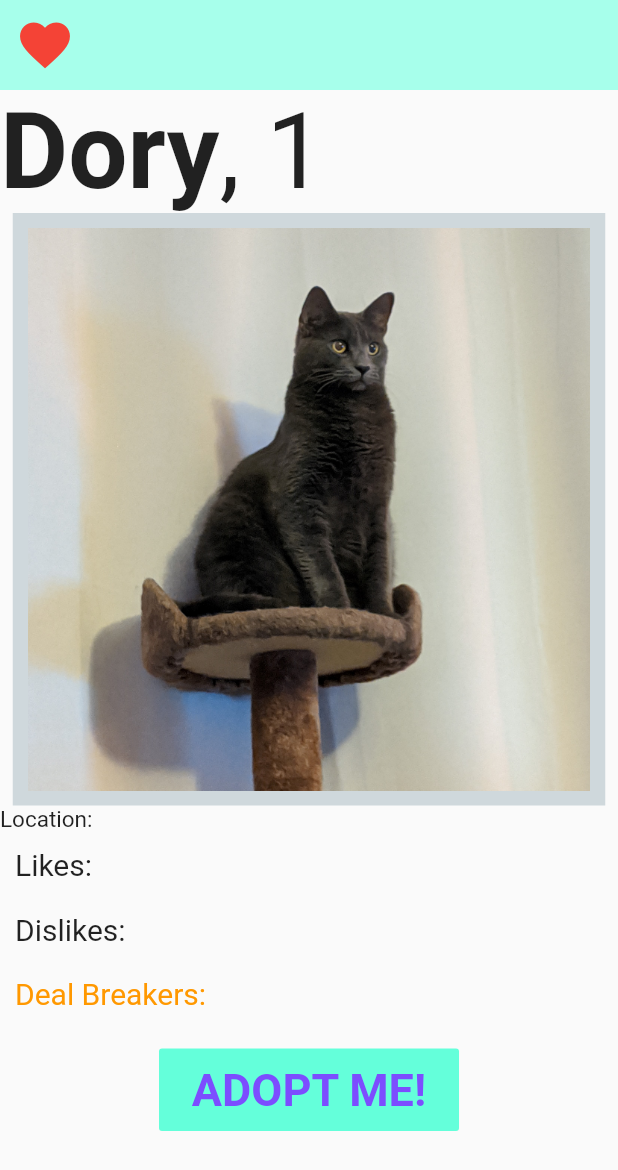
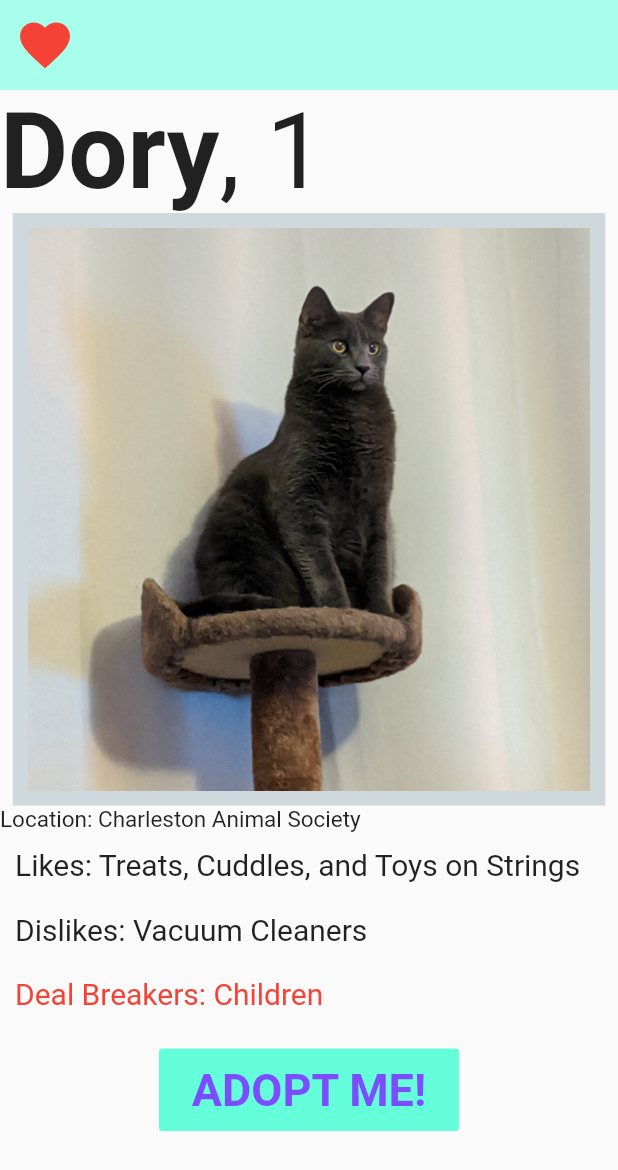
Before and after one commit to ilally93/Pounce-Project, a Flutter app: the Pet_Profile screen opened directly, on a phone screen of 412 x 824 dp. Shown: the top 1170 px of the screen. Run offline on Flutter 3.47's test engine with Material 2 defaults, Android fonts, the phone set to English and light mode, and no system bars; our stand-ins replace google_maps_flutter; missing offline and left inert: echoar_package.

Commit message:
Adding details

```diff
--- a/lib/pet_profile.dart
+++ b/lib/pet_profile.dart
@@ -69,7 +69,7 @@ class _Pet_ProfileState extends State<Pet_Profile> {
             child: Row(
                 children: <Widget>[
                   Text(
-                    "Location: ", //Shelter
+                    "Location: Charleston Animal Society", //Shelter
                     style: TextStyle(fontSize: 15),
                   ),
                 ]
@@ -80,7 +80,7 @@ class _Pet_ProfileState extends State<Pet_Profile> {
             child: Row(
               children: <Widget>[
                 Text(
-                  "Likes: ", //LIKES
+                  "Likes: Treats, Cuddles, and Toys on Strings", //LIKES
                   style: TextStyle(fontSize: 20),
                 ),
               ]
@@ -91,7 +91,7 @@ class _Pet_ProfileState extends State<Pet_Profile> {
             child: Row(
               children: <Widget>[
                 Text(
-                  "Dislikes: ", //DISLIKES
+                  "Dislikes: Vacuum Cleaners", //DISLIKES
                   style: TextStyle(fontSize: 20),
                 ),
               ]
@@ -102,8 +102,8 @@ class _Pet_ProfileState extends State<Pet_Profile> {
             child: Row(
               children: <Widget>[
                 Text(
-                "Deal Breakers: ", //DEAL BREAKERS
-                style: TextStyle(color: Colors.orange, fontSize: 20),
+                "Deal Breakers: Children", //DEAL BREAKERS
+                style: TextStyle(color: Colors.red, fontSize: 20),
                 ),
             ]
           ),
```
